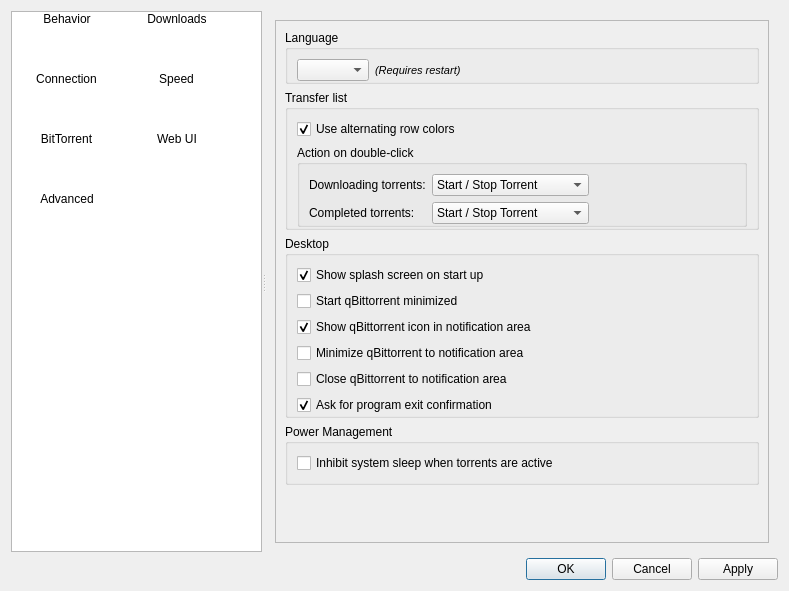
First picture: the form in src/preferences/options.ui, repository SysAdminDoc/qBittorrent-Vanced, before the edit.
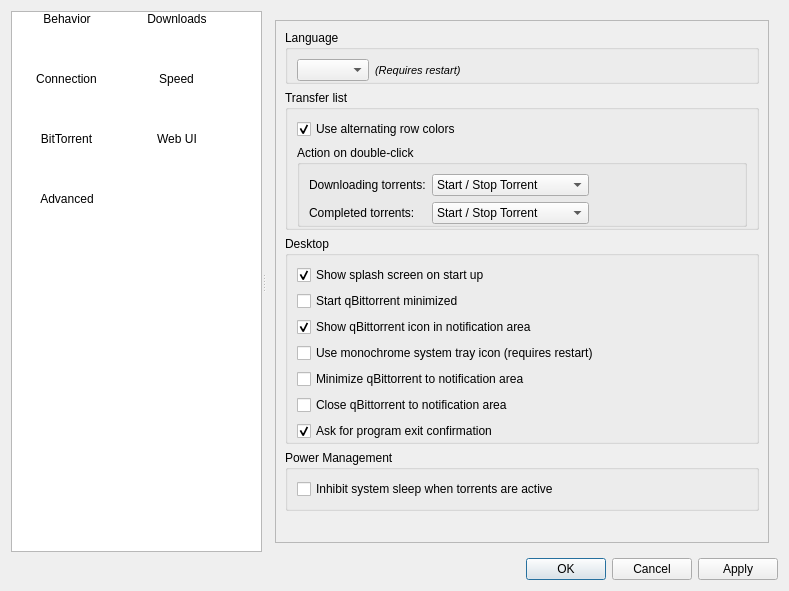
Second picture: the form after the edit. Icons and pictures are not drawn.

Commit message: COSMETIC: Added monochrome tray icon

What changed in the file:
```diff
--- a/src/preferences/options.ui
+++ b/src/preferences/options.ui
@@ -172,7 +172,7 @@
              <x>0</x>
              <y>0</y>
              <width>499</width>
-             <height>487</height>
+             <height>515</height>
             </rect>
            </property>
            <layout class="QVBoxLayout" name="verticalLayout_9">
@@ -390,6 +390,13 @@
                  </property>
                 </widget>
                </item>
+               <item>
+                <widget class="QCheckBox" name="checkUseMonoSystrayIcon">
+                 <property name="text">
+                  <string>Use monochrome system tray icon (requires restart)</string>
+                 </property>
+                </widget>
+               </item>
                <item>
                 <widget class="QCheckBox" name="checkMinimizeToSysTray">
                  <property name="text">
```
Left out of the diff: 16 changed lines with no effect on the pictures. The commit also changes 43 other files.
